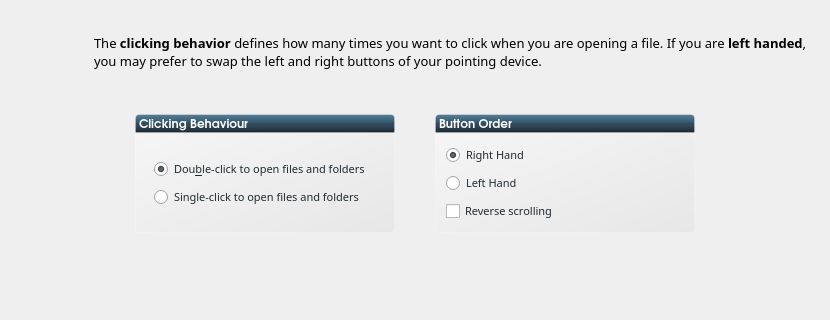
Old version of the form kde/kaptan/ui/ui_scrMouse.ui in the repository pars-linux/uludag; both pictures show x 0 to 830 and y 0 to 320 of the 830 by 490 pixel window.
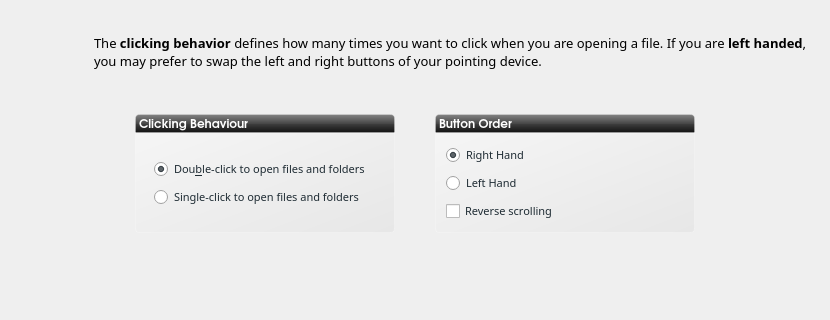
New version of the form. Icons and pictures are not drawn.

Commit message: change color to blackish gray

```diff
--- a/kde/kaptan/ui/ui_scrMouse.ui
+++ b/kde/kaptan/ui/ui_scrMouse.ui
@@ -138,7 +138,7 @@
             </font>
            </property>
            <property name="styleSheet">
-            <string notr="true">background-color: qlineargradient(spread:pad, x1:0.5, y1:1, x2:0.5, y2:0, stop:0 rgba(26, 38, 45, 255), stop:0.398093 rgba(51, 72, 91, 255), stop:0.521739 rgba(45, 76, 94, 255), stop:0.531585 rgba(49, 84, 106, 255), stop:0.983696 rgba(85, 126, 149, 255), stop:1 rgba(120, 146, 172, 255));
+            <string notr="true">    background-color: qlineargradient(spread:pad, x1:0.5, y1:0, x2:0.5, y2:1, stop:0 rgba(132, 132, 132, 255), stop:0.501481 rgba(70, 70, 70, 255), stop:0.503057 rgba(62, 62, 62, 255), stop:1 rgba(16, 16, 16, 255));
 color:rgb(255,255,255);
 /*background-color: qlineargradient(spread:pad, x1:1, y1:1, x2:0, y2:0, stop:0 rgba(219, 219, 219, 100), stop:1 rgba(255, 255, 255, 100));*/
 border: 1px solid rgba(255,255,255,50);
@@ -337,7 +337,7 @@
             </font>
            </property>
            <property name="styleSheet">
-            <string notr="true">background-color: qlineargradient(spread:pad, x1:0.5, y1:1, x2:0.5, y2:0, stop:0 rgba(26, 38, 45, 255), stop:0.398093 rgba(51, 72, 91, 255), stop:0.521739 rgba(45, 76, 94, 255), stop:0.531585 rgba(49, 84, 106, 255), stop:0.983696 rgba(85, 126, 149, 255), stop:1 rgba(120, 146, 172, 255));
+            <string notr="true">    background-color: qlineargradient(spread:pad, x1:0.5, y1:0, x2:0.5, y2:1, stop:0 rgba(132, 132, 132, 255), stop:0.501481 rgba(70, 70, 70, 255), stop:0.503057 rgba(62, 62, 62, 255), stop:1 rgba(16, 16, 16, 255));
 color:rgb(255,255,255);
 /*qlineargradient(spread:pad, x1:0.5, y1:1, x2:0.5, y2:0, stop:0 rgba(183, 100, 124, 255), stop:0.0212465 rgba(91, 33, 50, 255), stop:0.521739 rgba(152, 86, 105, 255), stop:0.527174 rgba(155, 98, 115, 255), stop:0.983696 rgba(184, 141, 153, 255), stop:1 rgba(220, 173, 186, 255));*/
 /*background-color: qlineargradient(spread:pad, x1:1, y1:1, x2:0, y2:0, stop:0 rgba(219, 219, 219, 100), stop:1 rgba(255, 255, 255, 100));*/
```
The commit also changes 9 other files.
